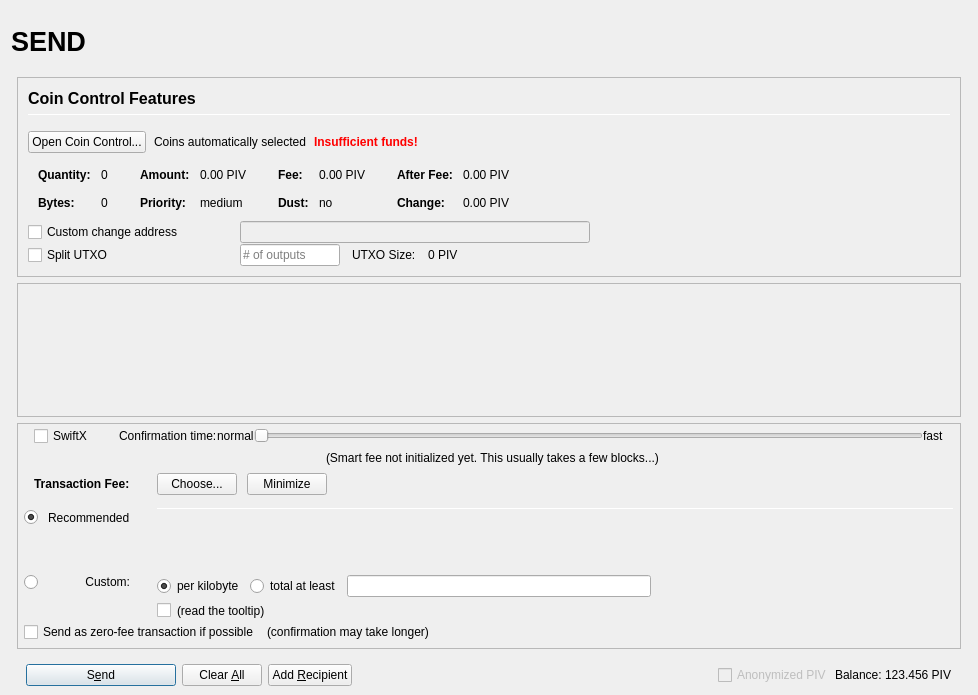
This is src/qt/forms/sendcoinsdialog.ui in PIVX-Project/PIVX as Qt 5 draws it before an edit. The edited form follows.
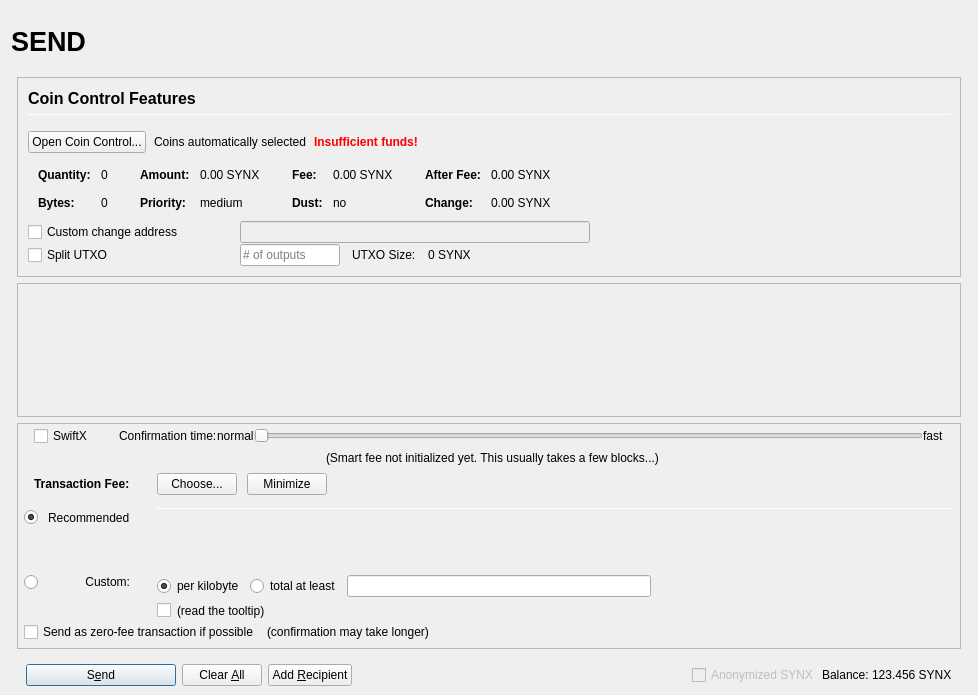
This is the edited form. Icons and pictures are not drawn. Custom widgets are drawn as their Qt base class.

```diff
--- a/src/qt/forms/sendcoinsdialog.ui
+++ b/src/qt/forms/sendcoinsdialog.ui
@@ -493,7 +493,7 @@
                         <enum>Qt::ActionsContextMenu</enum>
                        </property>
                        <property name="text">
-                        <string notr="true">0.00 PIV</string>
+                        <string notr="true">0.00 SYNX</string>
                        </property>
                        <property name="textInteractionFlags">
                         <set>Qt::LinksAccessibleByMouse|Qt::TextSelectableByKeyboard|Qt::TextSelectableByMouse</set>
@@ -573,7 +573,7 @@
                         <enum>Qt::ActionsContextMenu</enum>
                        </property>
                        <property name="text">
-                        <string notr="true">0.00 PIV</string>
+                        <string notr="true">0.00 SYNX</string>
                        </property>
                        <property name="textInteractionFlags">
                         <set>Qt::LinksAccessibleByMouse|Qt::TextSelectableByKeyboard|Qt::TextSelectableByMouse</set>
@@ -653,7 +653,7 @@
                         <enum>Qt::ActionsContextMenu</enum>
                        </property>
                        <property name="text">
-                        <string notr="true">0.00 PIV</string>
+                        <string notr="true">0.00 SYNX</string>
                        </property>
                        <property name="textInteractionFlags">
                         <set>Qt::LinksAccessibleByMouse|Qt::TextSelectableByKeyboard|Qt::TextSelectableByMouse</set>
@@ -682,7 +682,7 @@
                         <enum>Qt::ActionsContextMenu</enum>
                        </property>
                        <property name="text">
-                        <string notr="true">0.00 PIV</string>
+                        <string notr="true">0.00 SYNX</string>
                        </property>
                        <property name="textInteractionFlags">
                         <set>Qt::LinksAccessibleByMouse|Qt::TextSelectableByKeyboard|Qt::TextSelectableByMouse</set>
@@ -849,7 +849,7 @@
                 <item>
                  <widget class="QLabel" name="labelBlockSize">
                   <property name="text">
-                   <string>0 PIV</string>
+                   <string>0 SYNX</string>
                   </property>
                  </widget>
                 </item>
@@ -1714,7 +1714,7 @@
                 <bool>false</bool>
                </property>
                <property name="text">
-                <string>Anonymized PIV</string>
+                <string>Anonymized SYNX</string>
                </property>
               </widget>
              </item>
@@ -1737,7 +1737,7 @@
                 <cursorShape>IBeamCursor</cursorShape>
                </property>
                <property name="text">
-                <string notr="true">123.456 PIV</string>
+                <string notr="true">123.456 SYNX</string>
                </property>
                <property name="textInteractionFlags">
                 <set>Qt::LinksAccessibleByMouse|Qt::TextSelectableByKeyboard|Qt::TextSelectableByMouse</set>
```
Left out of the diff: 8 changed lines with no effect on the pictures.
